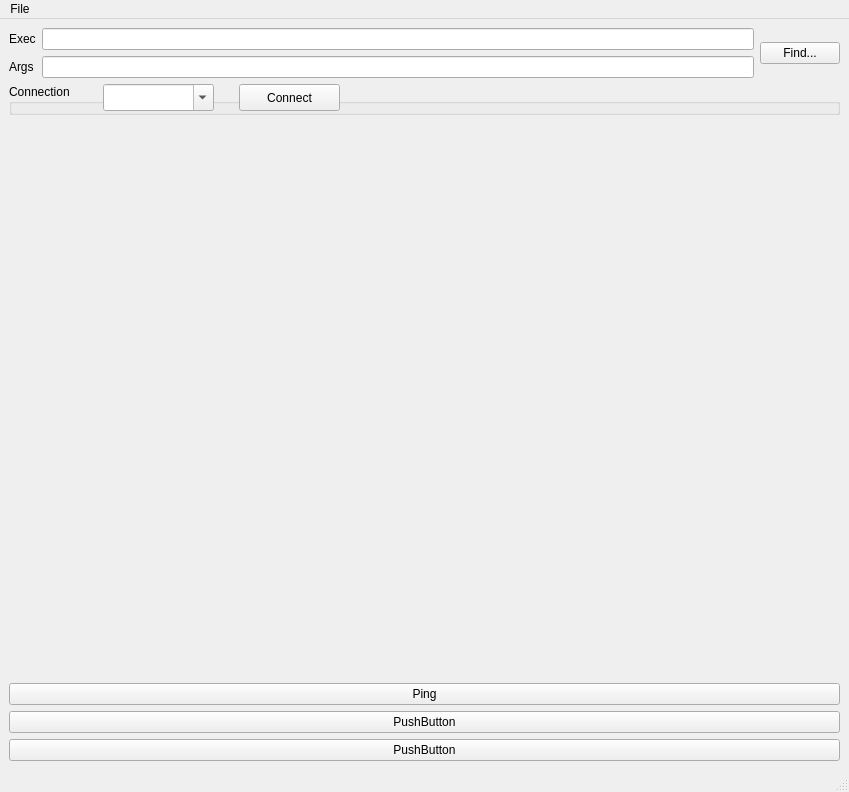
vivainio/Cardinal, file proclauncher.ui: the form before one commit.
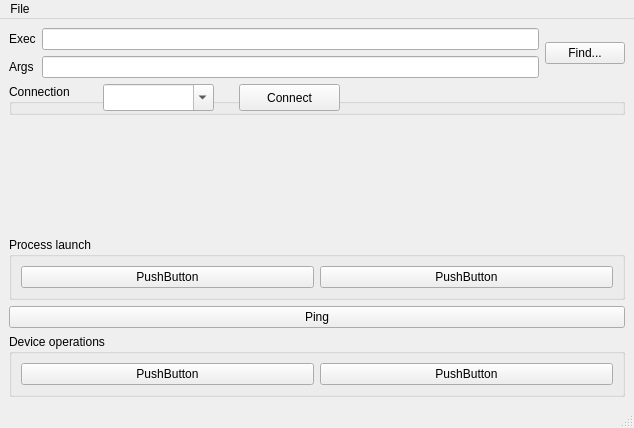
The form after the commit.

```diff
--- a/proclauncher.ui
+++ b/proclauncher.ui
@@ -6,8 +6,8 @@
    <rect>
     <x>0</x>
     <y>0</y>
-    <width>849</width>
-    <height>792</height>
+    <width>634</width>
+    <height>428</height>
    </rect>
   </property>
   <property name="windowTitle">
@@ -110,6 +110,29 @@
         </property>
        </spacer>
       </item>
+      <item>
+       <widget class="QGroupBox" name="groupBox_2">
+        <property name="title">
+         <string>Process launch</string>
+        </property>
+        <layout class="QGridLayout" name="procLayout">
+         <item row="0" column="0">
+          <widget class="QPushButton" name="pushButton_2">
+           <property name="text">
+            <string>PushButton</string>
+           </property>
+          </widget>
+         </item>
+         <item row="0" column="1">
+          <widget class="QPushButton" name="pushButton_4">
+           <property name="text">
+            <string>PushButton</string>
+           </property>
+          </widget>
+         </item>
+        </layout>
+       </widget>
+      </item>
       <item>
        <widget class="QPushButton" name="bLaRun">
         <property name="text">
@@ -120,22 +143,27 @@
      </layout>
     </item>
     <item>
-     <layout class="QGridLayout" name="deviceOpLayout">
-      <item row="1" column="0">
+     <widget class="QGroupBox" name="deviceOpLayout">
+      <property name="title">
+       <string>Device operations</string>
+      </property>
+      <layout class="QGridLayout" name="deviceLayout">
+       <item row="0" column="0">
        <widget class="QPushButton" name="pushButton">
         <property name="text">
          <string>PushButton</string>
         </property>
        </widget>
       </item>
-      <item row="0" column="0">
-       <widget class="QPushButton" name="pushButton_2">
+       <item row="0" column="1">
+        <widget class="QPushButton" name="pushButton_3">
         <property name="text">
          <string>PushButton</string>
         </property>
        </widget>
       </item>
      </layout>
+     </widget>
     </item>
    </layout>
   </widget>
@@ -144,7 +172,7 @@
     <rect>
      <x>0</x>
      <y>0</y>
-     <width>849</width>
+     <width>634</width>
      <height>25</height>
     </rect>
    </property>
```
Lines whose indentation alone changed are shown as unchanged.
